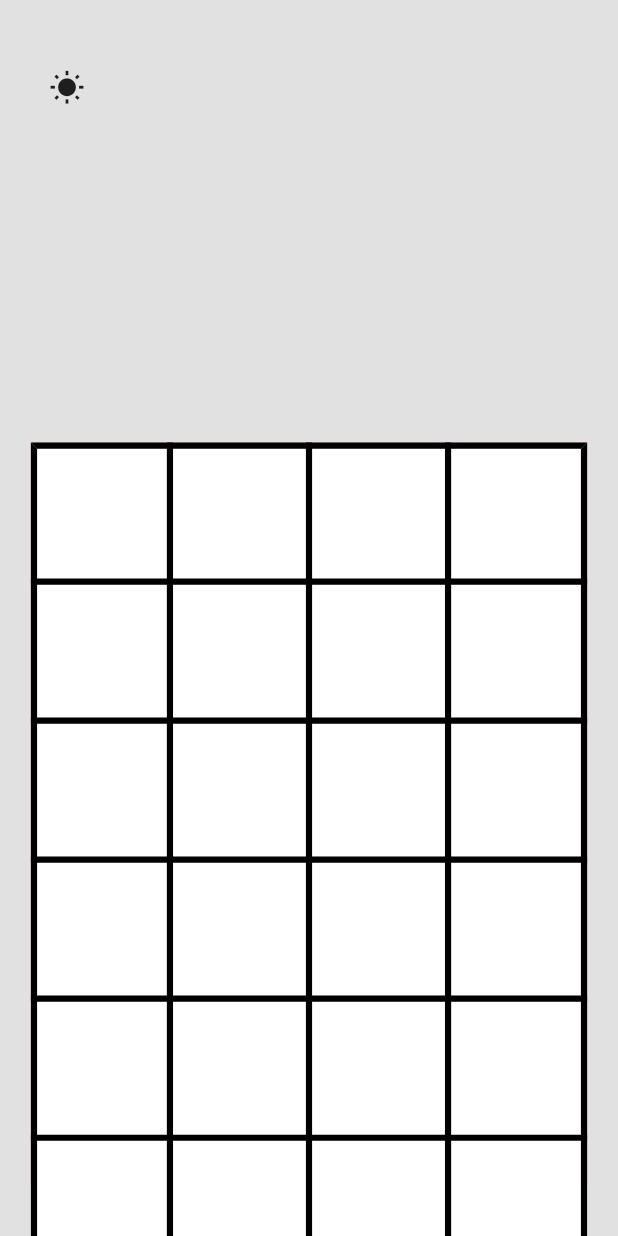
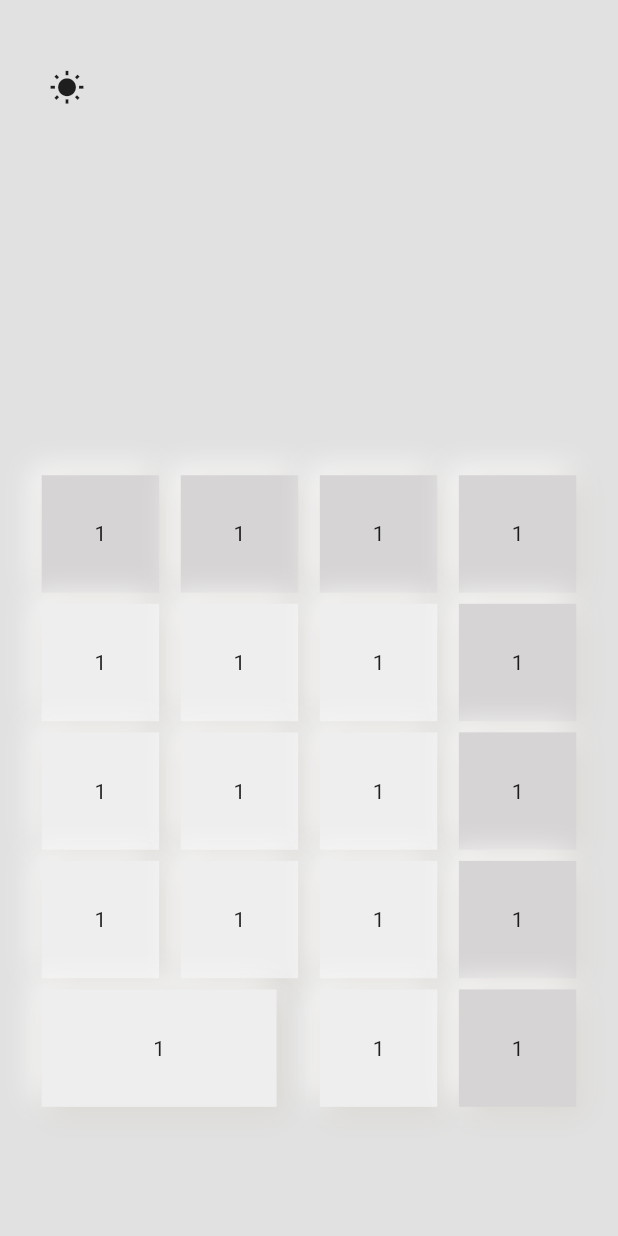
Before and after one commit to 9ine2543/Calculator, a Flutter app: the screen it shows after launch, on a phone screen of 412 x 824 dp. Run offline on Flutter 3.47's test engine with Material 2 defaults, Android fonts, the phone set to English and light mode, and no system bars.

Commit message:
update UI

```diff
--- a/lib/home.dart
+++ b/lib/home.dart
@@ -24,7 +24,7 @@ class _MyCalculatorState extends State<MyCalculator> {
           height: MediaQuery.of(context).size.height,
           padding: EdgeInsets.only(
               top: MediaQuery.of(context).size.height * 0.042,
-              bottom: MediaQuery.of(context).size.height * 0.042,
+              bottom: MediaQuery.of(context).size.height * 0.1,
               left: MediaQuery.of(context).size.width * 0.05,
               right: MediaQuery.of(context).size.width * 0.05),
           child: Stack(
@@ -44,25 +44,87 @@ class _MyCalculatorState extends State<MyCalculator> {
                 alignment: Alignment.bottomCenter,
                 child: Container(
                     width: MediaQuery.of(context).size.width,
-                  height: MediaQuery.of(context).size.height * 0.6,
-                  color: Colors.red,
-                  child: Table(
-                    border: TableBorder.all(
-                        width: MediaQuery.of(context).size.width * 0.01,
-                        color: Colors.black),
+                    height: MediaQuery.of(context).size.height * 0.52,
+                    color: Colors.transparent,
+                    child: Column(
+                      mainAxisAlignment: MainAxisAlignment.spaceAround,
                       children: [
-                      for (var i = 5; i >= 0; i--)
-                        TableRow(children: [
-                          for (var i = 0; i < 4; i++)
-                            Container(
-                              width: MediaQuery.of(context).size.width * 0.225,
-                              height: MediaQuery.of(context).size.width * 0.225,
+                        for (int i = 5; i > 0; i--)
+                          Row(
+                            mainAxisAlignment: MainAxisAlignment.spaceAround,
+                            children: [
+                              for (var j = 0; j < 4; j++)
+                                i == 1 && j == 0
+                                    ? Container(
+                                        width:
+                                            MediaQuery.of(context).size.width *
+                                                0.38,
+                                        height:
+                                            MediaQuery.of(context).size.width *
+                                                0.19,
+                                        decoration: BoxDecoration(
+                                            color: i == 5 || j == 3
+                                                ? _themeWidget.operandsColor()
+                                                : _themeWidget.numpadColor(),
+                                            boxShadow: [
+                                              BoxShadow(
                                                   color: Colors.white,
+                                                  offset: -Offset(5, 5),
+                                                  blurRadius: 15),
+                                              BoxShadow(
+                                                  color: Color.fromRGBO(
+                                                      216, 213, 208, 1),
+                                                  offset: Offset(4.5, 4.5),
+                                                  blurRadius: 15)
+                                            ]),
+                                        child: Stack(
+                                          children: [
+                                            Center(
+                                              child: Text('1'),
                                             )
-                        ])
                                           ],
                                         ),
+                                      )
+                                    : i == 1 && j == 1
+                                        ? new Container()
+                                        : Container(
+                                            width: MediaQuery.of(context)
+                                                    .size
+                                                    .width *
+                                                0.19,
+                                            height: MediaQuery.of(context)
+                                                    .size
+                                                    .width *
+                                                0.19,
+                                            decoration: BoxDecoration(
+                                                color: i == 5 || j == 3
+                                                    ? _themeWidget
+                                                        .operandsColor()
+                                                    : _themeWidget
+                                                        .numpadColor(),
+                                                boxShadow: [
+                                                  BoxShadow(
+                                                      color: Colors.white,
+                                                      offset: -Offset(5, 5),
+                                                      blurRadius: 15),
+                                                  BoxShadow(
+                                                      color: Color.fromRGBO(
+                                                          216, 213, 208, 1),
+                                                      offset: Offset(4.5, 4.5),
+                                                      blurRadius: 15)
+                                                ]),
+                                            child: Stack(
+                                              children: [
+                                                Center(
+                                                  child: Text('1'),
+                                                )
+                                              ],
                                             ),
+                                          )
+                            ],
+                          )
+                      ],
+                    )),
               )
             ],
           ),
--- a/lib/style/colorTheme.dart
+++ b/lib/style/colorTheme.dart
@@ -17,6 +17,14 @@ class ThemeWidget {
     return this.themeLightMode ? Color(0xffffe1e1e1) : Color(0xffff363f58);
   }
 
+  Color numpadColor() {
+    return Color(0xffeeeeee);
+  }
+
+  Color operandsColor() {
+    return Color(0xffd6d4d5);
+  }
+
   Icon iconTheme() {
     return this.themeLightMode
         ? Icon(Icons.wb_sunny)
```
Also changed, not shown: pubspec.lock, 29 other files. Lines whose indentation alone changed are shown as unchanged.
